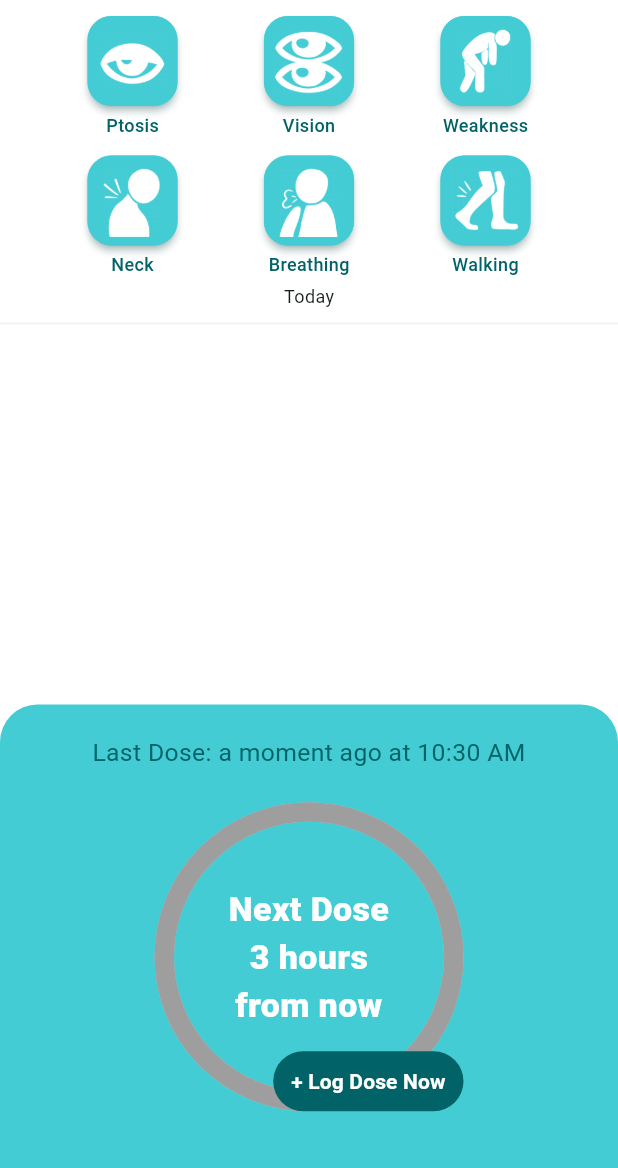
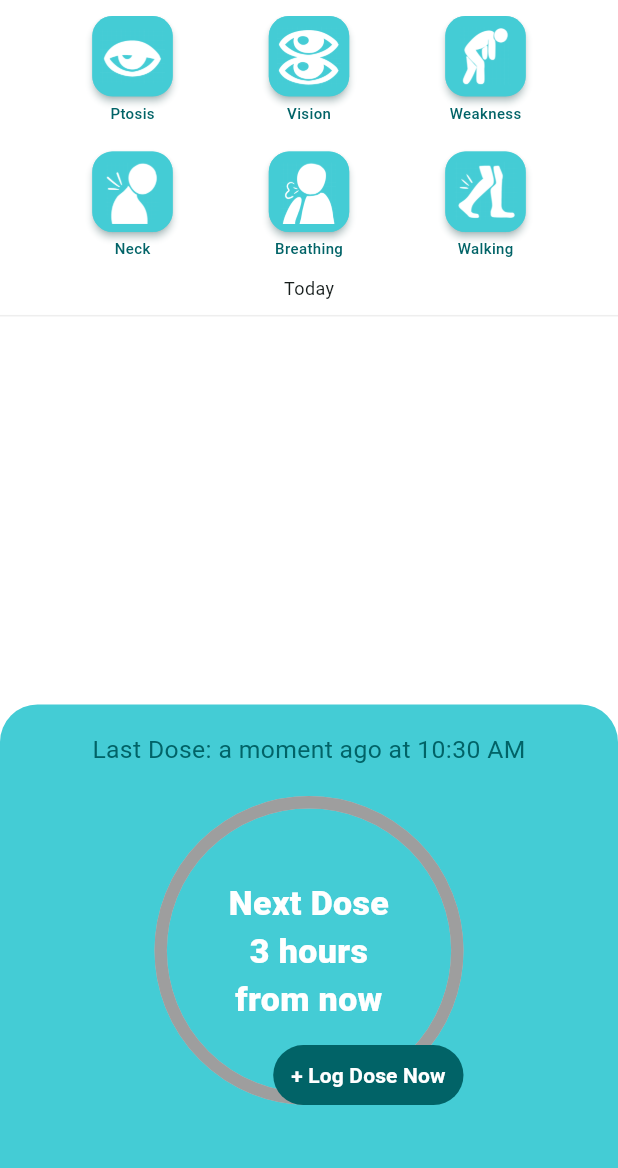
Before and after one commit to dojosgithub/mestinow, a Flutter app: the screen it shows after launch, after a tap on "Skip Tour", on a phone screen of 412 x 824 dp, the part 68-1236 px from its top. Run offline on Flutter 3.47's test engine with Material 3 defaults, Android fonts, the light colour scheme and no system bars; drawn by our look-alikes of percent_indicator; our stand-ins replace flutter_local_notifications, google_fonts, objectbox, shared_preferences, timeago, timezone; generated files the repository leaves out were written again; Roboto replaces fonts that are missing (Gabarito).

Commit message:
working on layout

```diff
--- a/lib/pages/onboarding/tour_page.dart
+++ b/lib/pages/onboarding/tour_page.dart
@@ -1,3 +1,4 @@
+import 'dart:math';
 import 'package:flutter/material.dart';
 import 'package:shared_preferences/shared_preferences.dart';
 import '../../theme/colors.dart';
@@ -18,6 +19,7 @@ class _TourPageState extends State<TourPage> {
   @override
   Widget build(BuildContext context) {
     final screenWidth = MediaQuery.of(context).size.width;
+    final screenHeight = MediaQuery.of(context).size.height;
     final l10n = AppLocalizations.of(context)!;
 
     return Scaffold(
@@ -41,10 +43,10 @@ class _TourPageState extends State<TourPage> {
                   });
                 },
                 children: [
-                  _buildFirstPage(l10n, screenWidth),
-                  _buildSecondPage(l10n, screenWidth),
-                  _buildThirdPage(l10n, screenWidth),
-                  _buildFourthPage(l10n, screenWidth),
+                  _buildFirstPage(l10n, screenWidth, screenHeight),
+                  _buildSecondPage(l10n, screenWidth, screenHeight),
+                  _buildThirdPage(l10n, screenWidth, screenHeight),
+                  _buildFourthPage(l10n, screenWidth, screenHeight),
                 ],
               ),
             ),
@@ -77,7 +79,7 @@ class _TourPageState extends State<TourPage> {
   }
 
   // First page implementation from previous code
-  Widget _buildFirstPage(l10n, screenWidth) {
+  Widget _buildFirstPage(l10n, screenWidth, screenHeight) {
     // Implementation from the previous welcome page
     return Padding(
       padding: EdgeInsets.symmetric(horizontal: screenWidth * 0.1),
@@ -86,42 +88,40 @@ class _TourPageState extends State<TourPage> {
         children: [
           // App Logo/Icon
           Container(
-            width: screenWidth * 0.7,
-            height: screenWidth * 0.7,
+            width: screenHeight * 0.3,
+            height: screenHeight * 0.3,
             decoration: BoxDecoration(
-              color: AppColors.primary.withValues(alpha: 0.1),
+              color: AppColors.darkPrimary.withValues(alpha: 0.1),
               shape: BoxShape.circle,
             ),
             child: Center(
               child: Image.asset(
                 'assets/images/welcome_illustration.webp',
-                width: screenWidth * 0.6,
-                height: screenWidth * 0.6,
+                width: screenHeight * 0.28,
+                height: screenHeight * 0.28,
                 fit: BoxFit.contain,
               ),
             ),
           ),
-          SizedBox(height: screenWidth * 0.1),
+          SizedBox(height: screenWidth * 0.05),
           _buildPageIndicator(_currentPage),
-          SizedBox(height: screenWidth * 0.1),
+          SizedBox(height: screenWidth * 0.05),
 
-          // Title
           Text(
             l10n.tour1_title,
             style: TextStyle(
-              fontSize: screenWidth * 0.06,
+              fontSize: min(screenWidth * 0.06, screenHeight * 0.03),
               fontWeight: FontWeight.bold,
               color: AppColors.darkPrimary,
             ),
           ),
-          const SizedBox(height: 16),
+          SizedBox(height: screenWidth * 0.05),
 
-          // Subtitle
           Text(
             l10n.tour1_text,
             textAlign: TextAlign.center,
             style: TextStyle(
-              fontSize: screenWidth * 0.04,
+              fontSize: min(screenWidth * 0.04, screenHeight * 0.02),
               color: AppColors.darkPrimary,
               height: 1.5,
             ),
@@ -148,7 +148,7 @@ class _TourPageState extends State<TourPage> {
     ); // Add the previous page implementation here
   }
 
-  Widget _buildSecondPage(l10n, screenWidth) {
+  Widget _buildSecondPage(l10n, screenWidth, screenHeight) {
     return Padding(
       padding: EdgeInsets.symmetric(horizontal: screenWidth * 0.1),
       child: Column(
@@ -156,23 +156,23 @@ class _TourPageState extends State<TourPage> {
         children: [
           // Illustration
           Container(
-            width: screenWidth * 0.7,
-            height: screenWidth * 0.5,
+            width: screenHeight * 0.3,
+            height: screenHeight * 0.3,
             child: Image.asset(
               'assets/images/medication_illustration.webp',
               fit: BoxFit.contain,
             ),
           ),
-          SizedBox(height: screenWidth * 0.1),
+          SizedBox(height: screenWidth * 0.05),
           _buildPageIndicator(_currentPage),
-          SizedBox(height: screenWidth * 0.1),
+          SizedBox(height: screenWidth * 0.05),
 
           // Title
           Text(
             l10n.tour2_title,
             textAlign: TextAlign.center,
             style: TextStyle(
-              fontSize: screenWidth * 0.06,
+              fontSize: min(screenWidth * 0.06, screenHeight * 0.03),
               fontWeight: FontWeight.bold,
               color: AppColors.darkPrimary,
               height: 1.2,
@@ -185,7 +185,7 @@ class _TourPageState extends State<TourPage> {
             l10n.tour2_text,
             textAlign: TextAlign.center,
             style: TextStyle(
-              fontSize: screenWidth * 0.04,
+              fontSize: min(screenWidth * 0.04, screenHeight * 0.02),
               color: AppColors.darkPrimary,
               height: 1.5,
             ),
@@ -211,7 +211,7 @@ class _TourPageState extends State<TourPage> {
     );
   }
 
-  Widget _buildThirdPage(l10n, screenWidth) {
+  Widget _buildThirdPage(l10n, screenWidth, screenHeight) {
     return Padding(
       padding: EdgeInsets.symmetric(horizontal: screenWidth * 0.1),
       child: Column(
@@ -219,22 +219,22 @@ class _TourPageState extends State<TourPage> {
         children: [
           // Illustration
           Container(
-            width: screenWidth * 0.7,
-            height: screenWidth * 0.7,
+            width: screenHeight * 0.3,
+            height: screenHeight * 0.3,
             child: Image.asset(
               'assets/images/security_illustration.webp',
               fit: BoxFit.contain,
             ),
           ),
-          SizedBox(height: screenWidth * 0.1),
+          SizedBox(height: screenWidth * 0.05),
           _buildPageIndicator(_currentPage),
-          SizedBox(height: screenWidth * 0.1),
+          SizedBox(height: screenWidth * 0.05),
 
           // Title
           Text(
             l10n.tour3_title,
             style: TextStyle(
-              fontSize: screenWidth * 0.06,
+              fontSize: min(screenWidth * 0.06, screenHeight * 0.03),
               fontWeight: FontWeight.bold,
               color: AppColors.darkPrimary,
               height: 1.2,
@@ -247,7 +247,7 @@ class _TourPageState extends State<TourPage> {
             l10n.tour3_text,
             textAlign: TextAlign.center,
             style: TextStyle(
-              fontSize: screenWidth * 0.04,
+              fontSize: min(screenWidth * 0.04, screenHeight * 0.02),
               color: AppColors.darkPrimary,
               height: 1.5,
             ),
@@ -274,7 +274,7 @@ class _TourPageState extends State<TourPage> {
     );
   }
 
-  Widget _buildFourthPage(l10n, screenWidth) {
+  Widget _buildFourthPage(l10n, screenWidth, screenHeight) {
     return Padding(
       padding: EdgeInsets.symmetric(horizontal: screenWidth * 0.1),
       child: Column(
@@ -282,22 +282,22 @@ class _TourPageState extends State<TourPage> {
         children: [
           // Illustration
           Container(
-            width: screenWidth * 0.6,
-            height: screenWidth * 0.6,
+            width: screenHeight * 0.3,
+            height: screenHeight * 0.3,
             child: Image.asset(
               'assets/images/open_pill.png',
               fit: BoxFit.contain,
             ),
           ),
-          SizedBox(height: screenWidth * 0.1),
+          SizedBox(height: screenWidth * 0.05),
           _buildPageIndicator(_currentPage),
-          SizedBox(height: screenWidth * 0.1),
+          SizedBox(height: screenWidth * 0.05),
 
           // Title
           Text(
             l10n.tour4_title,
             style: TextStyle(
-              fontSize: screenWidth * 0.06,
+              fontSize: min(screenWidth * 0.06, screenHeight * 0.03),
               fontWeight: FontWeight.bold,
               color: AppColors.darkPrimary,
               height: 1.2,
@@ -310,7 +310,7 @@ class _TourPageState extends State<TourPage> {
             l10n.tour4_text,
             textAlign: TextAlign.center,
             style: TextStyle(
-              fontSize: screenWidth * 0.04,
+              fontSize: min(screenWidth * 0.04, screenHeight * 0.02),
               color: AppColors.darkPrimary,
               height: 1.5,
             ),
--- a/lib/pages/status.dart
+++ b/lib/pages/status.dart
@@ -254,7 +254,7 @@ class _StatusPageState extends State<StatusPage> {
   }
 
   // Add this widget to your build method, before the CircularPercentIndicator
-  Widget _buildSymptomGrid() {
+  Widget _buildSymptomGrid(screenWidth, screenHeight) {
     return Padding(
       padding: const EdgeInsets.symmetric(horizontal: 30.0),
       child: GridView.builder(
@@ -263,7 +263,7 @@ class _StatusPageState extends State<StatusPage> {
         gridDelegate: SliverGridDelegateWithFixedCrossAxisCount(
           crossAxisCount: 3,
           crossAxisSpacing: 1,
-          mainAxisExtent: 85.0,
+          mainAxisExtent: screenHeight * 0.1,
           mainAxisSpacing: 8,
           // childAspectRatio: 1.5,
         ),
@@ -271,6 +271,7 @@ class _StatusPageState extends State<StatusPage> {
         itemBuilder: (context, index) {
           final symptom = symptoms[index];
           return SymptomButton(
+            size: screenWidth * 0.13,
             iconPath: symptom['icon']!,
             label: symptom['label']!,
             onPressed: () {
@@ -312,6 +313,7 @@ class _StatusPageState extends State<StatusPage> {
     Color frontColor = _getTimeBasedFrontColor(minutes);
     Color backColor = _getTimeBasedBackColor(minutes);
     final screenWidth = MediaQuery.of(context).size.width;
+    final screenHeight = MediaQuery.of(context).size.height;
 
     return Scaffold(
       backgroundColor: Colors.white,
@@ -400,7 +402,7 @@ class _StatusPageState extends State<StatusPage> {
             ), // Leave space for bottom panel
             child: Column(
               children: [
-                _buildSymptomGrid(),
+                _buildSymptomGrid(screenWidth, screenHeight),
 
                 // Centered "Today" with underline
                 Padding(
@@ -458,7 +460,7 @@ class _StatusPageState extends State<StatusPage> {
             alignment: Alignment.bottomCenter,
             child: Container(
               // lower panel
-              height: screenWidth * 0.75,
+              height: min(screenWidth * 0.75, screenHeight * 0.5),
               width: screenWidth,
               decoration: BoxDecoration(
                 color: backColor,
@@ -469,9 +471,9 @@ class _StatusPageState extends State<StatusPage> {
               ),
               child: Column(
                 children: [
-                  SizedBox(height: screenWidth * 0.05),
+                  SizedBox(height: screenWidth * 0.045),
                   Container(
-                    width: MediaQuery.of(context).size.width,
+                    width: screenWidth,
                     child: Text(
                       '${l10n.lastDose}: $relativeLastDose ${l10n.at} ${_formatTime(lastDoseDateTime)}',
                       textAlign: TextAlign.center,
@@ -482,7 +484,7 @@ class _StatusPageState extends State<StatusPage> {
                       ),
                     ),
                   ),
-                  SizedBox(height: screenWidth * 0.05),
+                  SizedBox(height: screenWidth * 0.045),
                   Stack(
                     alignment: Alignment.center,
                     children: [
@@ -490,6 +492,7 @@ class _StatusPageState extends State<StatusPage> {
                         frontColor,
                         relativeNextDose,
                         screenWidth,
+                        screenHeight,
                         l10n,
                       ),
                       // SizedBox(height: 50),
@@ -513,11 +516,12 @@ class _StatusPageState extends State<StatusPage> {
     leftColor,
     relativeNextDose,
     screenWidth,
+    screenHeight,
     l10n,
   ) {
     return CircularPercentIndicator(
-      radius: screenWidth * 0.25,
-      lineWidth: 13.0,
+      radius: min(screenWidth * 0.25, screenHeight * 0.15),
+      lineWidth: screenWidth * 0.02,
       circularStrokeCap: CircularStrokeCap.round,
       percent:
           remainingSeconds <= 0
@@ -529,7 +533,7 @@ class _StatusPageState extends State<StatusPage> {
           "${l10n.nextDose}\n$relativeNextDose",
           textAlign: TextAlign.center,
           style: TextStyle(
-            fontSize: screenWidth * 0.055,
+            fontSize: min(screenWidth * 0.055, screenHeight * 0.03),
             fontWeight: FontWeight.w900,
             color: Colors.white,
             fontFamily: _fontFamily,
--- a/lib/widgets/symptom_button.dart
+++ b/lib/widgets/symptom_button.dart
@@ -5,9 +5,11 @@ class SymptomButton extends StatelessWidget {
   final String iconPath;
   final String label;
   final VoidCallback onPressed;
+  final double size;
 
   const SymptomButton({
     super.key,
+    required this.size,
     required this.iconPath,
     required this.label,
     required this.onPressed,
@@ -15,12 +17,13 @@ class SymptomButton extends StatelessWidget {
 
   @override
   Widget build(BuildContext context) {
+    print('symptom button size: $size');
     return Column(
       mainAxisSize: MainAxisSize.min,
       children: [
         Container(
-          width: 60,
-          height: 60,
+          width: size,
+          height: size,
           child: ElevatedButton(
             onPressed: onPressed,
             style: ElevatedButton.styleFrom(
@@ -28,10 +31,10 @@ class SymptomButton extends StatelessWidget {
               elevation: 2,
               shadowColor: AppColors.darkPrimary.withValues(alpha: 0.7),
               shape: RoundedRectangleBorder(
-                borderRadius: BorderRadius.circular(16),
+                borderRadius: BorderRadius.circular(size * 0.25),
                 side: BorderSide(color: AppColors.lightPrimary, width: 0.5),
               ),
-              padding: EdgeInsets.all(6),
+              padding: EdgeInsets.all(size * 0.1),
             ),
             child: Image.asset(iconPath, color: Colors.white),
           ),
@@ -40,7 +43,7 @@ class SymptomButton extends StatelessWidget {
         Text(
           label,
           style: TextStyle(
-            fontSize: 12,
+            fontSize: 10,
             fontWeight: FontWeight.w500,
             color: AppColors.darkPrimary,
           ),
```
Also changed, not shown: 1 other file.
